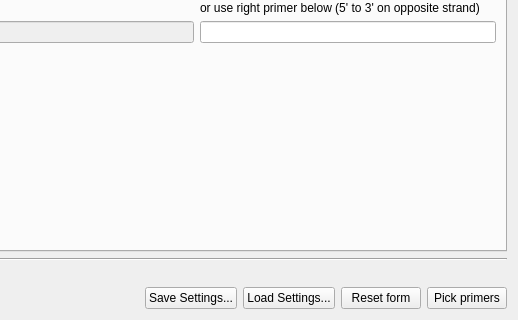
The window that src/plugins_3rdparty/primer3/src/ui/Primer3Dialog.ui (violethaze74/ugene) describes before a commit, drawn with Qt 5; both pictures show x 427 to 945 and y 297 to 617 of the 945 by 617 pixel window.
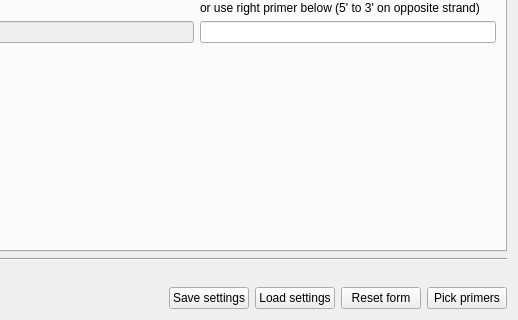
The same window after the commit.

The edit to the form file:
```diff
--- a/src/plugins_3rdparty/primer3/src/ui/Primer3Dialog.ui
+++ b/src/plugins_3rdparty/primer3/src/ui/Primer3Dialog.ui
@@ -3934,14 +3934,14 @@
      <item>
       <widget class="QPushButton" name="saveSettingsButton">
        <property name="text">
-        <string>Save Settings...</string>
+        <string>Save settings</string>
        </property>
       </widget>
      </item>
      <item>
       <widget class="QPushButton" name="loadSettingsButton">
        <property name="text">
-        <string>Load Settings...</string>
+        <string>Load settings</string>
        </property>
       </widget>
      </item>
```
